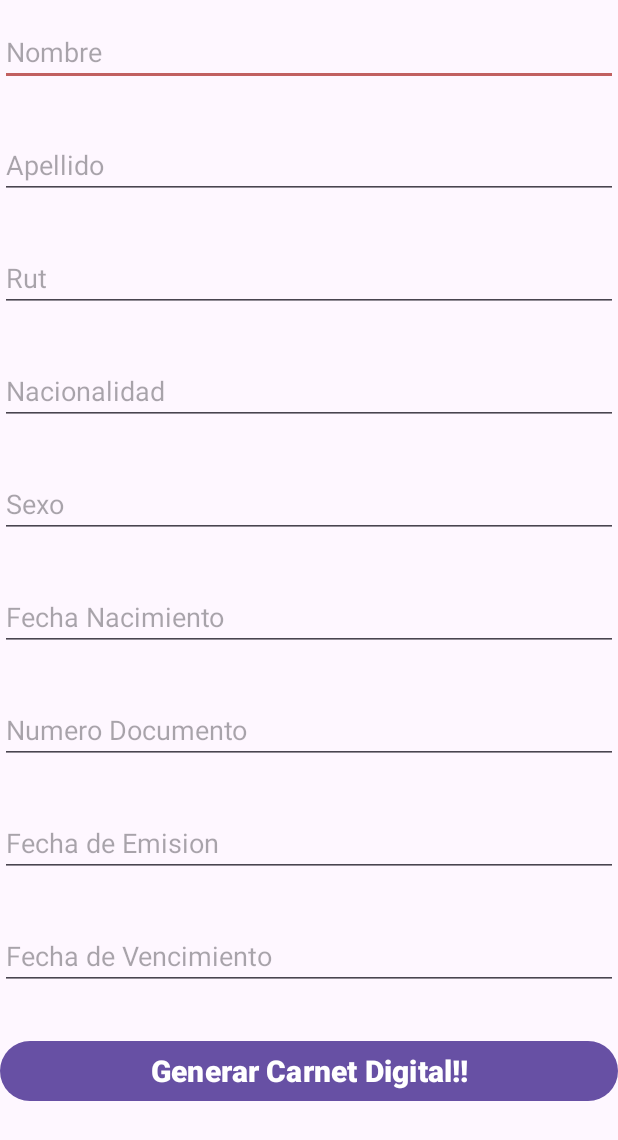
After one commit to Cristobal2312/carnet_digital, an Android app: the RegistroCarnet screen opened directly, with no data from a screen before it, on a phone screen of 412 x 824 dp. The commit adds this screen. Shown: the top 1140 px of the screen. Run offline under Robolectric (Android 15) with nearby library versions, the phone set to English and light mode, and no system bars.

Commit message:
Base de dato Carnet Beta 1.0.1

```diff
--- a/app/src/main/AndroidManifest.xml
+++ b/app/src/main/AndroidManifest.xml
@@ -13,9 +13,12 @@
         android:theme="@style/Theme.CarnetDigital"
         tools:targetApi="31">
         <activity
+            android:name=".Vista.RegistroCarnet"
+            android:exported="false" />
+        <activity
             android:name=".Vista.CarnetDigitalFondos"
             android:exported="false"
-            android:screenOrientation="landscape"/>
+            android:screenOrientation="landscape" />
         <activity
             android:name=".Vista.CarnetDigital"
             android:exported="false"
--- a/app/src/main/java/com/example/carnetdigital/Controlador/DBHelper.java
+++ b/app/src/main/java/com/example/carnetdigital/Controlador/DBHelper.java
@@ -13,11 +13,12 @@ public class DBHelper extends SQLiteOpenHelper {
 
     @Override
     public void onCreate(SQLiteDatabase db) {
-
+        db.execSQL(UtilityUS.CREAR_TABLA_CARNET);
     }
 
     @Override
     public void onUpgrade(SQLiteDatabase db, int oldVersion, int newVersion) {
-
+        db.execSQL("DROP TABLE IF EXISTS "+ UtilityUS.TABLA_CARNET);
+        onCreate(db);
     }
 }
--- a/app/src/main/java/com/example/carnetdigital/Controlador/UtilityUS.java
+++ b/app/src/main/java/com/example/carnetdigital/Controlador/UtilityUS.java
@@ -16,15 +16,15 @@ public class UtilityUS {
 
 
     public static final String CREAR_TABLA_CARNET = "CREATE TABLE " + TABLA_CARNET + " ("+
-            CAMPO_IDUSER + " INTEGER PRIMARY KEY, " +
+            CAMPO_IDUSER + " INTEGER PRIMARY KEY AUTOINCREMENT, " +
             CAMPO_NOMBRE + " TEXT, " +
             CAMPO_APELLIDO + " TEXT, " +
             CAMPO_RUT + " TEXT, " +
             CAMPO_NACIONALIDAD + " TEXT, " +
             CAMPO_SEXO + " TEXT, " +
-            CAMPO_FENACIMIENTO + " DATE " +
+            CAMPO_FENACIMIENTO + " DATE, " +
             CAMPO_NUDOCUMENTO + " TEXT, " +
-            CAMPO_FEEMISION + " DATE " +
+            CAMPO_FEEMISION + " DATE, " +
             CAMPO_FEVENCIMIENTO + "  DATE )";
 
 
--- /dev/null
+++ b/app/src/main/java/com/example/carnetdigital/Vista/RegistroCarnet.java
@@ -0,0 +1,101 @@
+package com.example.carnetdigital.Vista;
+
+import androidx.appcompat.app.AppCompatActivity;
+
+import android.content.ContentValues;
+import android.content.Intent;
+import android.database.sqlite.SQLiteDatabase;
+import android.os.Bundle;
+import android.view.View;
+import android.widget.Button;
+import android.widget.EditText;
+import android.widget.Toast;
+
+import com.example.carnetdigital.Controlador.DBHelper;
+import com.example.carnetdigital.Controlador.UtilityUS;
+import com.example.carnetdigital.R;
+
+public class RegistroCarnet extends AppCompatActivity {
+
+    EditText txtNombre, txtApellido, txtRut, txtNacionalidad, txtSexo, txtFechaNacimiento, txtNumeroDocumento, txtFechaEmision, txtFechaVencimiento;
+
+    Button btnGenerarCarnet;
+
+    @Override
+    protected void onCreate(Bundle savedInstanceState) {
+        super.onCreate(savedInstanceState);
+        setContentView(R.layout.activity_registro_carnet);
+
+        txtNombre = findViewById(R.id.txtNombre);
+        txtApellido = findViewById(R.id.txtApellido);
+        txtRut = findViewById(R.id.txtRut);
+        txtNacionalidad = findViewById(R.id.txtNacionalidad);
+        txtSexo = findViewById(R.id.txtSexo);
+        txtFechaNacimiento = findViewById(R.id.txtFechaNacimiento);
+        txtNumeroDocumento = findViewById(R.id.txtNumeroDocumento);
+        txtFechaEmision = findViewById(R.id.txtFechaEmision);
+        txtFechaVencimiento = findViewById(R.id.txtFechaVencimiento);
+
+        btnGenerarCarnet = findViewById(R.id.btnGenerarCarnet);
+
+        btnGenerarCarnet.setOnClickListener(new View.OnClickListener() {
+            @Override
+            public void onClick(View v) {
+                RegistrarUsuario();
+            }
+        });
+    }
+
+    private void RegistrarUsuario(){
+
+        int id;
+        String Nombre = txtNombre.getText().toString();
+        String Apellido = txtApellido.getText().toString();
+        String Rut = txtRut.getText().toString();
+        String Nacionalidad = txtNacionalidad.getText().toString();
+        String Sexo = txtSexo.getText().toString();
+        String FechaNacimiento = txtFechaNacimiento.getText().toString();
+        String NumeroDocumento = txtNumeroDocumento.getText().toString();
+        String FechaEmision = txtFechaEmision.getText().toString();
+        String FechaVencimiento = txtFechaVencimiento.getText().toString();
+
+
+        try {
+            //Conexion a la base de datos
+            DBHelper conn = new DBHelper(this, "bd_carnetdigital", null, 1);
+            SQLiteDatabase db = conn.getWritableDatabase();
+
+
+            //Obtener los valores de cada EditTex y Insertarlos en Campos
+            ContentValues contentValues = new ContentValues();
+            contentValues.put(UtilityUS.CAMPO_NOMBRE, Nombre);
+            contentValues.put(UtilityUS.CAMPO_APELLIDO, Apellido);
+            contentValues.put(UtilityUS.CAMPO_RUT, Rut);
+            contentValues.put(UtilityUS.CAMPO_NACIONALIDAD, Nacionalidad);
+            contentValues.put(UtilityUS.CAMPO_SEXO, Sexo);
+            contentValues.put(UtilityUS.CAMPO_FENACIMIENTO, FechaNacimiento);
+            contentValues.put(UtilityUS.CAMPO_NUDOCUMENTO, NumeroDocumento);
+            contentValues.put(UtilityUS.CAMPO_FEEMISION, FechaEmision);
+            contentValues.put(UtilityUS.CAMPO_FEVENCIMIENTO, FechaVencimiento);
+
+            //obtener los campos y insertarlo en la base de dato
+            long ID_Resultante = db.insert(UtilityUS.TABLA_CARNET, null, contentValues);
+
+            //mostrar Mensaje del usuario Registrado
+            Toast.makeText(getApplicationContext(),"Carnet Registrado Exitosamente!! " + ID_Resultante, Toast.LENGTH_LONG).show();
+            //cerrar conexion
+            db.close();
+
+            //Pasar al Layout de Inicio de Sesion
+            Intent RbtnRegistrar = new Intent(RegistroCarnet.this, CarnetDigital.class);
+            startActivity(RbtnRegistrar);
+
+        }catch (Exception e){
+            Toast.makeText(getApplicationContext(), "ERROR de Registro", Toast.LENGTH_LONG).show();
+
+        }
+
+    }
+
+
+}
--- a/app/src/main/res/layout/activity_menu_principal.xml
+++ b/app/src/main/res/layout/activity_menu_principal.xml
@@ -44,6 +44,12 @@
             android:layout_width="match_parent"
             android:layout_height="wrap_content"/>
 
+        <Button
+            android:id="@+id/btn_RegistrarCarnet"
+            android:layout_width="match_parent"
+            android:layout_height="wrap_content"
+            android:layout_marginTop="5dp"
+            android:text="Registrar Carnet" />
 
 
     </androidx.appcompat.widget.LinearLayoutCompat>
--- /dev/null
+++ b/app/src/main/res/layout/activity_registro_carnet.xml
@@ -0,0 +1,113 @@
+<?xml version="1.0" encoding="utf-8"?>
+<androidx.constraintlayout.widget.ConstraintLayout xmlns:android="http://schemas.android.com/apk/res/android"
+    xmlns:app="http://schemas.android.com/apk/res-auto"
+    xmlns:tools="http://schemas.android.com/tools"
+    android:layout_width="match_parent"
+    android:layout_height="match_parent"
+    tools:context=".Vista.RegistroCarnet">
+
+    <ScrollView
+        android:id="@+id/scrollView2"
+        android:layout_width="match_parent"
+        android:layout_height="match_parent"
+        app:layout_constraintStart_toStartOf="parent">
+
+        <LinearLayout
+            android:layout_width="match_parent"
+            android:layout_height="wrap_content"
+            android:orientation="vertical">
+
+            <EditText
+                android:id="@+id/txtNombre"
+                android:layout_width="match_parent"
+                android:layout_height="wrap_content"
+                android:layout_marginTop="12dp"
+                android:backgroundTint="#C16060"
+                android:ems="10"
+                android:hint="Nombre"
+                android:inputType="text" />
+
+            <EditText
+                android:id="@+id/txtApellido"
+                android:layout_width="match_parent"
+                android:layout_height="wrap_content"
+                android:layout_marginTop="30dp"
+                android:ems="10"
+                android:hint="Apellido"
+                android:inputType="text" />
+
+            <EditText
+                android:id="@+id/txtRut"
+                android:layout_width="match_parent"
+                android:layout_height="wrap_content"
+                android:layout_marginTop="30dp"
+                android:ems="10"
+                android:hint="Rut"
+                android:inputType="number" />
+
+            <EditText
+                android:id="@+id/txtNacionalidad"
+                android:layout_width="match_parent"
+                android:layout_height="wrap_content"
+                android:layout_marginTop="30dp"
+                android:ems="10"
+                android:hint="Nacionalidad"
+                android:inputType="text" />
+
+            <EditText
+                android:id="@+id/txtSexo"
+                android:layout_width="match_parent"
+                android:layout_height="wrap_content"
+                android:layout_marginTop="30dp"
+                android:ems="10"
+                android:hint="Sexo"
+                android:inputType="text" />
+
+            <EditText
+                android:id="@+id/txtFechaNacimiento"
+                android:layout_width="match_parent"
+                android:layout_height="wrap_content"
+                android:layout_marginTop="30dp"
+                android:ems="10"
+                android:hint="Fecha Nacimiento"
+                android:inputType="datetime" />
+
+            <EditText
+                android:id="@+id/txtNumeroDocumento"
+                android:layout_width="match_parent"
+                android:layout_height="wrap_content"
+                android:layout_marginTop="30dp"
+                android:ems="10"
+                android:hint="Numero Documento"
+                android:inputType="number" />
+
+            <EditText
+                android:id="@+id/txtFechaEmision"
+                android:layout_width="match_parent"
+                android:layout_height="wrap_content"
+                android:layout_marginTop="30dp"
+                android:ems="10"
+                android:hint="Fecha de Emision"
+                android:inputType="datetime" />
+
+            <EditText
+                android:id="@+id/txtFechaVencimiento"
+                android:layout_width="match_parent"
+                android:layout_height="wrap_content"
+                android:layout_marginTop="30dp"
+                android:ems="10"
+                android:hint="Fecha de Vencimiento"
+                android:inputType="datetime" />
+
+            <Button
+                android:id="@+id/btnGenerarCarnet"
+                android:layout_width="match_parent"
+                android:layout_height="wrap_content"
+                android:layout_marginTop="30dp"
+                android:text="Generar Carnet Digital!!"
+                android:textSize="20sp"
+                android:textStyle="bold" />
+        </LinearLayout>
+    </ScrollView>
+
+</androidx.constraintlayout.widget.ConstraintLayout>
```
Also changed, not shown: app/src/main/java/com/example/carnetdigital/menu_principal.java (+11 -1 lines).
